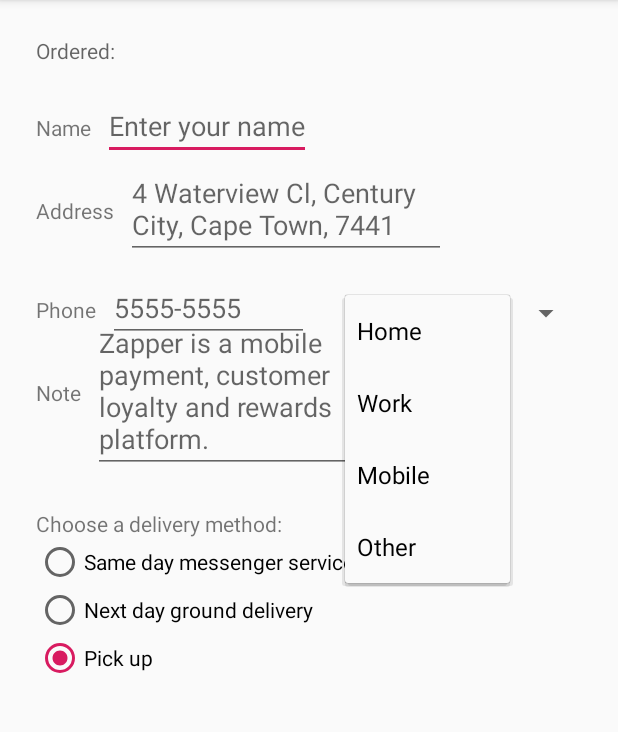
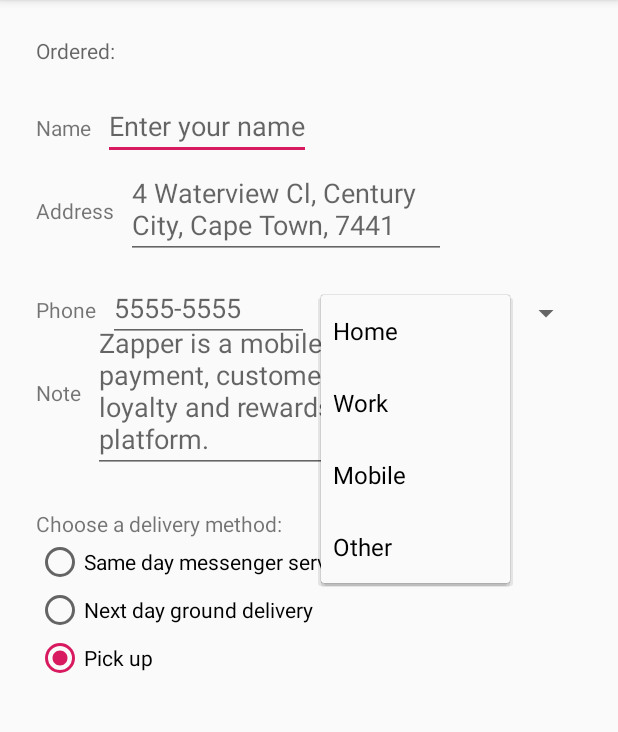
Before and after one commit to Bulana/Android-fundamentals-04.1-Clickable-images, an Android app: the OrderActivity screen opened directly, with no data from a screen before it, after a tap on "Home", on a phone screen of 412 x 824 dp, the part 84-816 px from its top. Run offline under Robolectric (Android 15) with nearby library versions, the phone set to English and light mode, and no system bars; 1 other tap on this screen came first.

Commit message:
added a spinnner for user choice

```diff
--- a/DroidDesserts/app/src/main/java/com/bulana/droiddesserts/OrderActivity.java
+++ b/DroidDesserts/app/src/main/java/com/bulana/droiddesserts/OrderActivity.java
@@ -66,4 +66,15 @@ public class OrderActivity extends AppCompatActivity implements AdapterView.OnIt
     public void displayToast(String message) {
         Toast.makeText(getApplicationContext(), message, Toast.LENGTH_SHORT).show();
     }
+
+    public void onItemSelected(AdapterView<?> adapterView, View view, int
+            i, long l) {
+        String spinnerLabel = adapterView.getItemAtPosition(i).toString();
+        displayToast(spinnerLabel);
+    }
+
+    @Override
+    public void onNothingSelected(AdapterView<?> parent) {
+
+    }
 }
--- a/DroidDesserts/app/src/main/res/layout/activity_order.xml
+++ b/DroidDesserts/app/src/main/res/layout/activity_order.xml
@@ -97,32 +97,31 @@
         app:layout_constraintBaseline_toBaselineOf="@+id/address_label"
         app:layout_constraintStart_toEndOf="@+id/address_label"
         app:layout_constraintTop_toBottomOf="@+id/name_text" />
+
     <Spinner
         android:id="@+id/label_spinner"
         android:layout_width="0dp"
         android:layout_height="wrap_content"
-        android:layout_marginStart="24dp"
         android:layout_marginEnd="24dp"
         android:layout_marginRight="24dp"
-        android:layout_marginLeft="24dp"
+        android:layout_marginStart="8dp"
+        android:layout_marginLeft="8dp"
         android:layout_marginTop="24dp"
         app:layout_constraintEnd_toEndOf="parent"
-        app:layout_constraintTop_toBottomOf="@+id/address_text"
         app:layout_constraintStart_toEndOf="@+id/phone_text"
-        ></Spinner>
+        app:layout_constraintTop_toBottomOf="@+id/address_text" />
 
     <EditText
         android:id="@+id/phone_text"
         android:layout_width="134dp"
         android:layout_height="wrap_content"
+        android:layout_marginLeft="8dp"
         android:layout_marginStart="8dp"
-        android:layout_marginLeft="8dp"
-        android:layout_marginTop="8dp"
+        android:ems="10"
         android:hint="@string/enter_phone_hint"
-        android:inputType="textMultiLine"
+        android:inputType="phone"
         app:layout_constraintBaseline_toBaselineOf="@+id/phone_label"
-        app:layout_constraintStart_toEndOf="@id/phone_label"
-        app:layout_constraintTop_toBottomOf="@+id/address_text" />
+        app:layout_constraintStart_toEndOf="@+id/phone_label" />
 
     <EditText
         android:id="@+id/note_text"
@@ -158,15 +157,15 @@
             android:id="@+id/nextday"
             android:layout_width="wrap_content"
             android:layout_height="wrap_content"
-            android:text="@string/next_day_ground_delivery"
+            android:checked="true"
             android:onClick="onRadioButtonClicked"
-            android:checked="true" />
+            android:text="@string/next_day_ground_delivery" />
 
         <RadioButton
             android:id="@+id/pickup"
             android:layout_width="wrap_content"
             android:layout_height="wrap_content"
             android:onClick="onRadioButtonClicked"
-            android:text="@string/pick_up"/>
+            android:text="@string/pick_up" />
     </RadioGroup>
 </android.support.constraint.ConstraintLayout>
```
